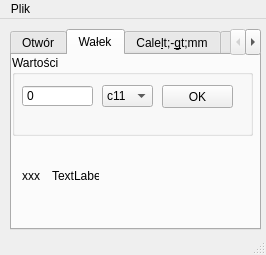
kosiik/TolerancjeQQ, file mainwindow.ui: the form before one commit.
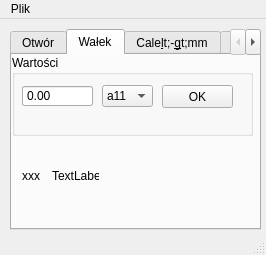
The form after the commit. The open tabs and pages were chosen to show the change.

Diff of the .ui file:
```diff
--- a/mainwindow.ui
+++ b/mainwindow.ui
@@ -380,7 +380,7 @@
        </property>
        <item>
         <property name="text">
-         <string>c11</string>
+         <string>a11</string>
         </property>
        </item>
        <item>
@@ -652,6 +652,19 @@
         <number>600</number>
        </property>
       </widget>
+      <widget class="QDoubleSpinBox" name="doubleSpinBox_12">
+       <property name="geometry">
+        <rect>
+         <x>10</x>
+         <y>30</y>
+         <width>71</width>
+         <height>22</height>
+        </rect>
+       </property>
+       <property name="buttonSymbols">
+        <enum>QAbstractSpinBox::NoButtons</enum>
+       </property>
+      </widget>
      </widget>
      <widget class="QLabel" name="label_3">
       <property name="geometry">
```
Left out of the diff: 107 changed lines with no effect on the pictures.
